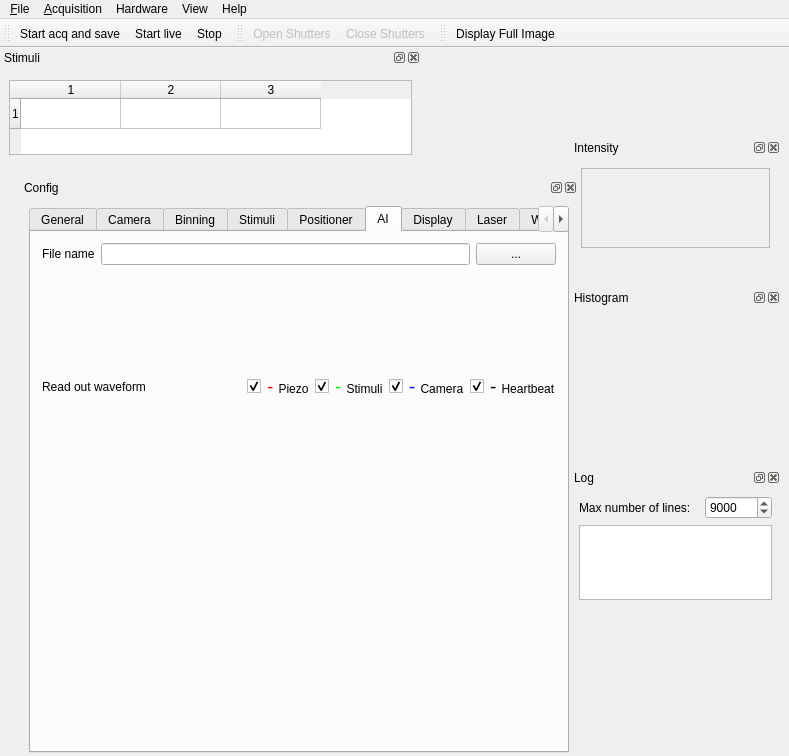
This is Imagine/imagine.ui in HolyLab/Imagine as Qt 5 draws it before an edit. The edited form follows.
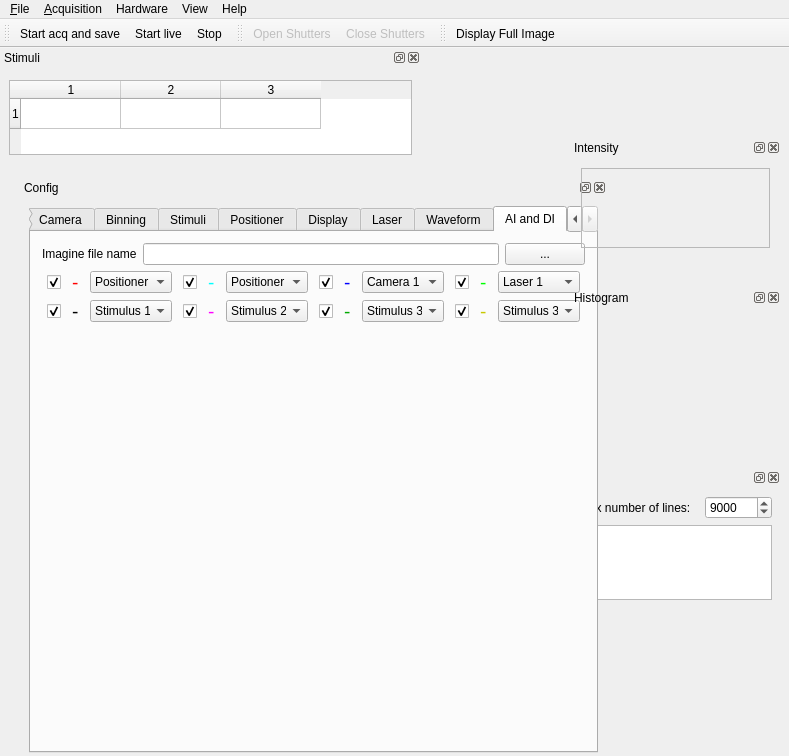
This is the edited form. The open tabs and pages were chosen to show the change. Icons and pictures are not drawn. Custom widgets are drawn as their Qt base class.

```diff
--- a/Imagine/imagine.ui
+++ b/Imagine/imagine.ui
@@ -173,13 +173,13 @@
      <rect>
       <x>20</x>
       <y>130</y>
-      <width>551</width>
+      <width>587</width>
       <height>612</height>
      </rect>
     </property>
     <property name="minimumSize">
      <size>
-      <width>551</width>
+      <width>587</width>
       <height>532</height>
      </size>
     </property>
@@ -1756,150 +1756,6 @@
           </property>
          </widget>
         </widget>
-        <widget class="QWidget" name="tabAI">
-         <property name="maximumSize">
-          <size>
-           <width>65536</width>
-           <height>65536</height>
-          </size>
-         </property>
-         <attribute name="title">
-          <string>AI</string>
-         </attribute>
-         <layout class="QVBoxLayout" name="verticalLayout_7">
-          <item>
-           <layout class="QHBoxLayout" name="horizontalLayout_5">
-            <item>
-             <widget class="QLabel" name="label_38">
-              <property name="text">
-               <string>File name</string>
-              </property>
-             </widget>
-            </item>
-            <item>
-             <widget class="QLineEdit" name="lineEditReadWaveformFile"/>
-            </item>
-            <item>
-             <widget class="QPushButton" name="btnReadAiWavOpen">
-              <property name="text">
-               <string>...</string>
-              </property>
-             </widget>
-            </item>
-           </layout>
-          </item>
-          <item>
-           <layout class="QHBoxLayout" name="horizontalLayout_10">
-            <item>
-             <widget class="QLabel" name="label_52">
-              <property name="text">
-               <string>Read out waveform</string>
-              </property>
-             </widget>
-            </item>
-            <item>
-             <spacer name="horizontalSpacer_11">
-              <property name="orientation">
-               <enum>Qt::Horizontal</enum>
-              </property>
-              <property name="sizeHint" stdset="0">
-               <size>
-                <width>40</width>
-                <height>20</height>
-               </size>
-              </property>
-             </spacer>
-            </item>
-            <item>
-             <widget class="QCheckBox" name="cbPiezoReadWav">
-              <property name="text">
-               <string/>
-              </property>
-              <property name="checked">
-               <bool>true</bool>
-              </property>
-             </widget>
-            </item>
-            <item>
-             <widget class="QLabel" name="label_53">
-              <property name="text">
-               <string>&lt;html&gt;&lt;head/&gt;&lt;body&gt;&lt;p&gt;&lt;span style=&quot; font-size:14pt; color:#ff0000;&quot;&gt;- &lt;/span&gt;&lt;span style=&quot; color:#000000;&quot;&gt;Piezo&lt;/span&gt;&lt;/p&gt;&lt;/body&gt;&lt;/html&gt;</string>
-              </property>
-             </widget>
-            </item>
-            <item>
-             <widget class="QCheckBox" name="cbStimuliReadWav">
-              <property name="text">
-               <string/>
-              </property>
-              <property name="checked">
-               <bool>true</bool>
-              </property>
-             </widget>
-            </item>
-            <item>
-             <widget class="QLabel" name="label_54">
-              <property name="text">
-               <string>&lt;html&gt;&lt;head/&gt;&lt;body&gt;&lt;p&gt;&lt;span style=&quot; font-size:14pt; color:#00ff00;&quot;&gt;- &lt;/span&gt;&lt;span style=&quot; color:#000000;&quot;&gt;Stimuli&lt;/span&gt;&lt;/p&gt;&lt;/body&gt;&lt;/html&gt;</string>
-              </property>
-             </widget>
-            </item>
-            <item>
-             <widget class="QCheckBox" name="cbCameraReadWav">
-              <property name="text">
-               <string/>
-              </property>
-              <property name="checked">
-               <bool>true</bool>
-              </property>
-             </widget>
-            </item>
-            <item>
-             <widget class="QLabel" name="label_55">
-              <property name="text">
-               <string>&lt;html&gt;&lt;head/&gt;&lt;body&gt;&lt;p&gt;&lt;span style=&quot; font-size:14pt; color:#0000ff;&quot;&gt;- &lt;/span&gt;&lt;span style=&quot; color:#000000;&quot;&gt;Camera&lt;/span&gt;&lt;/p&gt;&lt;/body&gt;&lt;/html&gt;</string>
-              </property>
-             </widget>
-            </item>
-            <item>
-             <widget class="QCheckBox" name="cbHeartReadWav">
-              <property name="text">
-               <string/>
-              </property>
-              <property name="checked">
-               <bool>true</bool>
-              </property>
-             </widget>
-            </item>
-            <item>
-             <widget class="QLabel" name="label_56">
-              <property name="text">
-               <string>&lt;html&gt;&lt;head/&gt;&lt;body&gt;&lt;p&gt;&lt;span style=&quot; font-size:14pt; color:#000000;&quot;&gt;- &lt;/span&gt;&lt;span style=&quot; color:#000000;&quot;&gt;Heartbeat&lt;/span&gt;&lt;/p&gt;&lt;/body&gt;&lt;/html&gt;</string>
-              </property>
-             </widget>
-            </item>
-           </layout>
-          </item>
-          <item>
-           <widget class="QWidget" name="widgetReadWav" native="true">
-            <layout class="QHBoxLayout" name="readWavLayout">
-             <property name="leftMargin">
-              <number>0</number>
-             </property>
-             <property name="topMargin">
-              <number>0</number>
-             </property>
-             <property name="rightMargin">
-              <number>0</number>
-             </property>
-             <property name="bottomMargin">
-              <number>0</number>
-             </property>
-            </layout>
-           </widget>
-          </item>
-         </layout>
-        </widget>
         <widget class="QWidget" name="tabDisplay">
          <attribute name="title">
           <string>Display</string>
@@ -4151,6 +4007,902 @@
           </item>
          </layout>
         </widget>
+        <widget class="QWidget" name="tabAI">
+         <property name="maximumSize">
+          <size>
+           <width>65536</width>
+           <height>65536</height>
+          </size>
+         </property>
+         <attribute name="title">
+          <string>AI and DI</string>
+         </attribute>
+         <layout class="QVBoxLayout" name="verticalLayout_7">
+          <item>
+           <layout class="QVBoxLayout" name="verticalLayout_11">
+            <item>
+             <layout class="QHBoxLayout" name="horizontalLayout_5">
+              <item>
+               <widget class="QLabel" name="label_38">
+                <property name="text">
+                 <string>Imagine file name</string>
+                </property>
+               </widget>
+              </item>
+              <item>
+               <widget class="QLineEdit" name="lineEditReadWaveformFile"/>
+              </item>
+              <item>
+               <widget class="QPushButton" name="btnReadAiWavOpen">
+                <property name="text">
+                 <string>...</string>
+                </property>
+               </widget>
+              </item>
+             </layout>
+            </item>
+           </layout>
+          </item>
+          <item>
+           <layout class="QGridLayout" name="gridLayout_3">
+            <item row="0" column="7">
+             <widget class="QLabel" name="label_65">
+              <property name="sizePolicy">
+               <sizepolicy hsizetype="Fixed" vsizetype="Preferred">
+                <horstretch>0</horstretch>
+                <verstretch>0</verstretch>
+               </sizepolicy>
+              </property>
+              <property name="text">
+               <string>&lt;html&gt;&lt;head/&gt;&lt;body&gt;&lt;p&gt;&lt;span style=&quot; font-size:14pt; color:#0000ff;&quot;&gt;-&lt;/span&gt;&lt;/p&gt;&lt;/body&gt;&lt;/html&gt;</string>
+              </property>
+             </widget>
+            </item>
+            <item row="0" column="10">
+             <widget class="QLabel" name="label_66">
+              <property name="sizePolicy">
+               <sizepolicy hsizetype="Fixed" vsizetype="Preferred">
+                <horstretch>0</horstretch>
+                <verstretch>0</verstretch>
+               </sizepolicy>
+              </property>
+              <property name="text">
+               <string>&lt;html&gt;&lt;head/&gt;&lt;body&gt;&lt;p&gt;&lt;span style=&quot; font-size:14pt; color:#00ff00;&quot;&gt;-&lt;/span&gt;&lt;/p&gt;&lt;/body&gt;&lt;/html&gt;</string>
+              </property>
+             </widget>
+            </item>
+            <item row="1" column="4">
+             <widget class="QLabel" name="label_51">
+              <property name="text">
+               <string>&lt;html&gt;&lt;head/&gt;&lt;body&gt;&lt;p&gt;&lt;span style=&quot; font-size:14pt; color:#ff00ff;&quot;&gt;-&lt;/span&gt;&lt;/p&gt;&lt;/body&gt;&lt;/html&gt;</string>
+              </property>
+             </widget>
+            </item>
+            <item row="1" column="1">
+             <widget class="QLabel" name="label_67">
+              <property name="text">
+               <string>&lt;html&gt;&lt;head/&gt;&lt;body&gt;&lt;p&gt;&lt;span style=&quot; font-size:14pt; color:#000000;&quot;&gt;-&lt;/span&gt;&lt;/p&gt;&lt;/body&gt;&lt;/html&gt;</string>
+              </property>
+             </widget>
+            </item>
+            <item row="1" column="7">
+             <widget class="QLabel" name="label_68">
+              <property name="text">
+               <string>&lt;html&gt;&lt;head/&gt;&lt;body&gt;&lt;p&gt;&lt;span style=&quot; font-size:14pt; color:#00aa00;&quot;&gt;-&lt;/span&gt;&lt;/p&gt;&lt;/body&gt;&lt;/html&gt;</string>
+              </property>
+             </widget>
+            </item>
+            <item row="1" column="10">
+             <widget class="QLabel" name="label_70">
+              <property name="text">
+               <string>&lt;html&gt;&lt;head/&gt;&lt;body&gt;&lt;p&gt;&lt;span style=&quot; font-size:14pt; color:#c8c800;&quot;&gt;-&lt;/span&gt;&lt;/p&gt;&lt;/body&gt;&lt;/html&gt;</string>
+              </property>
+             </widget>
+            </item>
+            <item row="0" column="2">
+             <widget class="QComboBox" name="comboBoxAI0">
+              <property name="sizePolicy">
+               <sizepolicy hsizetype="Maximum" vsizetype="Fixed">
+                <horstretch>0</horstretch>
+                <verstretch>0</verstretch>
+               </sizepolicy>
+              </property>
+              <property name="maximumSize">
+               <size>
+                <width>82</width>
+                <height>16777215</height>
+               </size>
+              </property>
+              <property name="editable">
+               <bool>false</bool>
+              </property>
+              <item>
+               <property name="text">
+                <string>Positioner 1</string>
+               </property>
+              </item>
+              <item>
+               <property name="text">
+                <string>Positioner 2</string>
+               </property>
+              </item>
+             </widget>
+            </item>
+            <item row="0" column="1">
+             <widget class="QLabel" name="label_62">
+              <property name="sizePolicy">
+               <sizepolicy hsizetype="Fixed" vsizetype="Preferred">
+                <horstretch>0</horstretch>
+                <verstretch>0</verstretch>
+               </sizepolicy>
+              </property>
+              <property name="text">
+               <string>&lt;html&gt;&lt;head/&gt;&lt;body&gt;&lt;p&gt;&lt;span style=&quot; font-size:14pt; color:#ff0000;&quot;&gt;-&lt;/span&gt;&lt;/p&gt;&lt;/body&gt;&lt;/html&gt;</string>
+              </property>
+             </widget>
+            </item>
+            <item row="0" column="4">
+             <widget class="QLabel" name="label_50">
+              <property name="sizePolicy">
+               <sizepolicy hsizetype="Fixed" vsizetype="Preferred">
+                <horstretch>0</horstretch>
+                <verstretch>0</verstretch>
+               </sizepolicy>
+              </property>
+              <property name="text">
+               <string>&lt;html&gt;&lt;head/&gt;&lt;body&gt;&lt;p&gt;&lt;span style=&quot; font-size:14pt; color:#00ffff;&quot;&gt;-&lt;/span&gt;&lt;/p&gt;&lt;/body&gt;&lt;/html&gt;</string>
+              </property>
+             </widget>
+            </item>
+            <item row="0" column="0">
+             <widget class="QCheckBox" name="cbAI0Wav">
+              <property name="sizePolicy">
+               <sizepolicy hsizetype="Maximum" vsizetype="Fixed">
+                <horstretch>0</horstretch>
+                <verstretch>0</verstretch>
+               </sizepolicy>
+              </property>
+              <property name="layoutDirection">
+               <enum>Qt::RightToLeft</enum>
+              </property>
+              <property name="text">
+               <string/>
+              </property>
+              <property name="checked">
+               <bool>true</bool>
+              </property>
+             </widget>
+            </item>
+            <item row="0" column="3">
+             <widget class="QCheckBox" name="cbAI1Wav">
+              <property name="sizePolicy">
+               <sizepolicy hsizetype="Fixed" vsizetype="Fixed">
+                <horstretch>0</horstretch>
+                <verstretch>0</verstretch>
+               </sizepolicy>
+              </property>
+              <property name="layoutDirection">
+               <enum>Qt::RightToLeft</enum>
+              </property>
+              <property name="text">
+               <string/>
+              </property>
+              <property name="checked">
+               <bool>true</bool>
+              </property>
+             </widget>
+            </item>
+            <item row="0" column="5">
+             <widget class="QComboBox" name="comboBoxAI1">
+              <property name="sizePolicy">
+               <sizepolicy hsizetype="Maximum" vsizetype="Fixed">
+                <horstretch>0</horstretch>
+                <verstretch>0</verstretch>
+               </sizepolicy>
+              </property>
+              <property name="maximumSize">
+               <size>
+                <width>82</width>
+                <height>16777215</height>
+               </size>
+              </property>
+              <property name="currentIndex">
+               <number>1</number>
+              </property>
+              <item>
+               <property name="text">
+                <string>Positioner 1</string>
+               </property>
+              </item>
+              <item>
+               <property name="text">
+                <string>Positioner 2</string>
+               </property>
+              </item>
+             </widget>
+            </item>
+            <item row="0" column="6">
+             <widget class="QCheckBox" name="cbDI0Wav">
+              <property name="sizePolicy">
+               <sizepolicy hsizetype="Fixed" vsizetype="Fixed">
+                <horstretch>0</horstretch>
+                <verstretch>0</verstretch>
+               </sizepolicy>
+              </property>
+              <property name="layoutDirection">
+               <enum>Qt::RightToLeft</enum>
+              </property>
+              <property name="text">
+               <string/>
+              </property>
+              <property name="checked">
+               <bool>true</bool>
+              </property>
+             </widget>
+            </item>
+            <item row="0" column="8">
+             <widget class="QComboBox" name="comboBoxDI0">
+              <property name="sizePolicy">
+               <sizepolicy hsizetype="Maximum" vsizetype="Fixed">
+                <horstretch>0</horstretch>
+                <verstretch>0</verstretch>
+               </sizepolicy>
+              </property>
+              <property name="maximumSize">
+               <size>
+                <width>82</width>
+                <height>16777215</height>
+               </size>
+              </property>
+              <property name="currentIndex">
+               <number>0</number>
+              </property>
+              <item>
+               <property name="text">
+                <string>Camera 1</string>
+               </property>
+              </item>
+              <item>
+               <property name="text">
+                <string>Camera 2</string>
+               </property>
+              </item>
+              <item>
+               <property name="text">
+                <string>Laser 1</string>
+               </property>
+              </item>
+              <item>
+               <property name="text">
+                <string>Laser 2</string>
+               </property>
+              </item>
+              <item>
+               <property name="text">
+                <string>Laser 3</string>
+               </property>
+              </item>
+              <item>
+               <property name="text">
+                <string>Laser 4</string>
+               </property>
+              </item>
+              <item>
+               <property name="text">
+                <string>Laser 5</string>
+               </property>
+              </item>
+              <item>
+               <property name="text">
+                <string>Stimulus 1</string>
+               </property>
+              </item>
+              <item>
+               <property name="text">
+                <string>Stimulus 2</string>
+               </property>
+              </item>
+              <item>
+               <property name="text">
+                <string>Stimulus 3</string>
+               </property>
+              </item>
+              <item>
+               <property name="text">
+                <string>Stimulus 4</string>
+               </property>
+              </item>
+              <item>
+               <property name="text">
+                <string>Stimulus 5</string>
+               </property>
+              </item>
+              <item>
+               <property name="text">
+                <string>Stimulus 6</string>
+               </property>
+              </item>
+              <item>
+               <property name="text">
+                <string>Stimulus 7</string>
+               </property>
+              </item>
+              <item>
+               <property name="text">
+                <string>Stimulus 8</string>
+               </property>
+              </item>
+             </widget>
+            </item>
+            <item row="0" column="9">
+             <widget class="QCheckBox" name="cbDI1Wav">
+              <property name="sizePolicy">
+               <sizepolicy hsizetype="Maximum" vsizetype="Fixed">
+                <horstretch>0</horstretch>
+                <verstretch>0</verstretch>
+               </sizepolicy>
+              </property>
+              <property name="layoutDirection">
+               <enum>Qt::RightToLeft</enum>
+              </property>
+              <property name="text">
+               <string/>
+              </property>
+              <property name="checked">
+               <bool>true</bool>
+              </property>
+             </widget>
+            </item>
+            <item row="0" column="11">
+             <widget class="QComboBox" name="comboBoxDI1">
+              <property name="sizePolicy">
+               <sizepolicy hsizetype="Maximum" vsizetype="Fixed">
+                <horstretch>0</horstretch>
+                <verstretch>0</verstretch>
+               </sizepolicy>
+              </property>
+              <property name="maximumSize">
+               <size>
+                <width>82</width>
+                <height>16777215</height>
+               </size>
+              </property>
+              <property name="currentIndex">
+               <number>2</number>
+              </property>
+              <item>
+               <property name="text">
+                <string>Camera 1</string>
+               </property>
+              </item>
+              <item>
+               <property name="text">
+                <string>Camera 2</string>
+               </property>
+              </item>
+              <item>
+               <property name="text">
+                <string>Laser 1</string>
+               </property>
+              </item>
+              <item>
+               <property name="text">
+                <string>Laser 2</string>
+               </property>
+              </item>
+              <item>
+               <property name="text">
+                <string>Laser 3</string>
+               </property>
+              </item>
+              <item>
+               <property name="text">
+                <string>Laser 4</string>
+               </property>
+              </item>
+              <item>
+               <property name="text">
+                <string>Laser 5</string>
+               </property>
+              </item>
+              <item>
+               <property name="text">
+                <string>Stimulus 1</string>
+               </property>
+              </item>
+              <item>
+               <property name="text">
+                <string>Stimulus 2</string>
+               </property>
+              </item>
+              <item>
+               <property name="text">
+                <string>Stimulus 3</string>
+               </property>
+              </item>
+              <item>
+               <property name="text">
+                <string>Stimulus 4</string>
+               </property>
+              </item>
+              <item>
+               <property name="text">
+                <string>Stimulus 5</string>
+               </property>
+              </item>
+              <item>
+               <property name="text">
+                <string>Stimulus 6</string>
+               </property>
+              </item>
+              <item>
+               <property name="text">
+                <string>Stimulus 7</string>
+               </property>
+              </item>
+              <item>
+               <property name="text">
+                <string>Stimulus 8</string>
+               </property>
+              </item>
+             </widget>
+            </item>
+            <item row="1" column="0">
+             <widget class="QCheckBox" name="cbDI2Wav">
+              <property name="sizePolicy">
+               <sizepolicy hsizetype="Maximum" vsizetype="Fixed">
+                <horstretch>0</horstretch>
+                <verstretch>0</verstretch>
+               </sizepolicy>
+              </property>
+              <property name="layoutDirection">
+               <enum>Qt::RightToLeft</enum>
+              </property>
+              <property name="text">
+               <string/>
+              </property>
+              <property name="checked">
+               <bool>true</bool>
+              </property>
+             </widget>
+            </item>
+            <item row="1" column="2">
+             <widget class="QComboBox" name="comboBoxDI2">
+              <property name="sizePolicy">
+               <sizepolicy hsizetype="Maximum" vsizetype="Fixed">
+                <horstretch>0</horstretch>
+                <verstretch>0</verstretch>
+               </sizepolicy>
+              </property>
+              <property name="maximumSize">
+               <size>
+                <width>82</width>
+                <height>16777215</height>
+               </size>
+              </property>
+              <property name="currentIndex">
+               <number>7</number>
+              </property>
+              <item>
+               <property name="text">
+                <string>Camera 1</string>
+               </property>
+              </item>
+              <item>
+               <property name="text">
+                <string>Camera 2</string>
+               </property>
+              </item>
+              <item>
+               <property name="text">
+                <string>Laser 1</string>
+               </property>
+              </item>
+              <item>
+               <property name="text">
+                <string>Laser 2</string>
+               </property>
+              </item>
+              <item>
+               <property name="text">
+                <string>Laser 3</string>
+               </property>
+              </item>
+              <item>
+               <property name="text">
+                <string>Laser 4</string>
+               </property>
+              </item>
+              <item>
+               <property name="text">
+                <string>Laser 5</string>
+               </property>
+              </item>
+              <item>
+               <property name="text">
+                <string>Stimulus 1</string>
+               </property>
+              </item>
+              <item>
+               <property name="text">
+                <string>Stimulus 2</string>
+               </property>
+              </item>
+              <item>
+               <property name="text">
+                <string>Stimulus 3</string>
+               </property>
+              </item>
+              <item>
+               <property name="text">
+                <string>Stimulus 4</string>
+               </property>
+              </item>
+              <item>
+               <property name="text">
+                <string>Stimulus 5</string>
+               </property>
+              </item>
+              <item>
+               <property name="text">
+                <string>Stimulus 6</string>
+               </property>
+              </item>
+              <item>
+               <property name="text">
+                <string>Stimulus 7</string>
+               </property>
+              </item>
+              <item>
+               <property name="text">
+                <string>Stimulus 8</string>
+               </property>
+              </item>
+             </widget>
+            </item>
+            <item row="1" column="3">
+             <widget class="QCheckBox" name="cbDI3Wav">
+              <property name="layoutDirection">
+               <enum>Qt::RightToLeft</enum>
+              </property>
+              <property name="text">
+               <string/>
+              </property>
+              <property name="checked">
+               <bool>true</bool>
+              </property>
+             </widget>
+            </item>
+            <item row="1" column="5">
+             <widget class="QComboBox" name="comboBoxDI3">
+              <property name="sizePolicy">
+               <sizepolicy hsizetype="Maximum" vsizetype="Fixed">
+                <horstretch>0</horstretch>
+                <verstretch>0</verstretch>
+               </sizepolicy>
+              </property>
+              <property name="maximumSize">
+               <size>
+                <width>82</width>
+                <height>16777215</height>
+               </size>
+              </property>
+              <property name="currentIndex">
+               <number>8</number>
+              </property>
+              <item>
+               <property name="text">
+                <string>Camera 1</string>
+               </property>
+              </item>
+              <item>
+               <property name="text">
+                <string>Camera 2</string>
+               </property>
+              </item>
+              <item>
+               <property name="text">
+                <string>Laser 1</string>
+               </property>
+              </item>
+              <item>
+               <property name="text">
+                <string>Laser 2</string>
+               </property>
+              </item>
+              <item>
+               <property name="text">
+                <string>Laser 3</string>
+               </property>
+              </item>
+              <item>
+               <property name="text">
+                <string>Laser 4</string>
+               </property>
+              </item>
+              <item>
+               <property name="text">
+                <string>Laser 5</string>
+               </property>
+              </item>
+              <item>
+               <property name="text">
+                <string>Stimulus 1</string>
+               </property>
+              </item>
+              <item>
+               <property name="text">
+                <string>Stimulus 2</string>
+               </property>
+              </item>
+              <item>
+               <property name="text">
+                <string>Stimulus 3</string>
+               </property>
+              </item>
+              <item>
+               <property name="text">
+                <string>Stimulus 4</string>
+               </property>
+              </item>
+              <item>
+               <property name="text">
+                <string>Stimulus 5</string>
+               </property>
+              </item>
+              <item>
+               <property name="text">
+                <string>Stimulus 6</string>
+               </property>
+              </item>
+              <item>
+               <property name="text">
+                <string>Stimulus 7</string>
+               </property>
+              </item>
+              <item>
+               <property name="text">
+                <string>Stimulus 8</string>
+               </property>
+              </item>
+             </widget>
+            </item>
+            <item row="1" column="6">
+             <widget class="QCheckBox" name="cbDI4Wav">
+              <property name="layoutDirection">
+               <enum>Qt::RightToLeft</enum>
+              </property>
+              <property name="text">
+               <string/>
+              </property>
+              <property name="checked">
+               <bool>true</bool>
+              </property>
+             </widget>
+            </item>
+            <item row="1" column="8">
+             <widget class="QComboBox" name="comboBoxDI4">
+              <property name="sizePolicy">
+               <sizepolicy hsizetype="Maximum" vsizetype="Fixed">
+                <horstretch>0</horstretch>
+                <verstretch>0</verstretch>
+               </sizepolicy>
+              </property>
+              <property name="maximumSize">
+               <size>
+                <width>82</width>
+                <height>16777215</height>
+               </size>
+              </property>
+              <property name="currentIndex">
+               <number>9</number>
+              </property>
+              <item>
+               <property name="text">
+                <string>Camera 1</string>
+               </property>
+              </item>
+              <item>
+               <property name="text">
+                <string>Camera 2</string>
+               </property>
+              </item>
+              <item>
+               <property name="text">
+                <string>Laser 1</string>
+               </property>
+              </item>
+              <item>
+               <property name="text">
+                <string>Laser 2</string>
+               </property>
+              </item>
+              <item>
+               <property name="text">
+                <string>Laser 3</string>
+               </property>
+              </item>
+              <item>
+               <property name="text">
+                <string>Laser 4</string>
+               </property>
+              </item>
+              <item>
+               <property name="text">
+                <string>Laser 5</string>
+               </property>
+              </item>
+              <item>
+               <property name="text">
+                <string>Stimulus 1</string>
+               </property>
+              </item>
+              <item>
+               <property name="text">
+                <string>Stimulus 2</string>
+               </property>
+              </item>
+              <item>
+               <property name="text">
+                <string>Stimulus 3</string>
+               </property>
+              </item>
+              <item>
+               <property name="text">
+                <string>Stimulus 4</string>
+               </property>
+              </item>
+              <item>
+               <property name="text">
+                <string>Stimulus 5</string>
+               </property>
+              </item>
+              <item>
+               <property name="text">
+                <string>Stimulus 6</string>
+               </property>
+              </item>
+              <item>
+               <property name="text">
+                <string>Stimulus 7</string>
+               </property>
+              </item>
+              <item>
+               <property name="text">
+                <string>Stimulus 8</string>
+               </property>
+              </item>
+             </widget>
+            </item>
+            <item row="1" column="9">
+             <widget class="QCheckBox" name="cbDI5Wav">
+              <property name="layoutDirection">
+               <enum>Qt::RightToLeft</enum>
+              </property>
+              <property name="text">
+               <string/>
+              </property>
+              <property name="checked">
+               <bool>true</bool>
+              </property>
+             </widget>
+            </item>
+            <item row="1" column="11">
+             <widget class="QComboBox" name="comboBoxDI5">
+              <property name="sizePolicy">
+               <sizepolicy hsizetype="Maximum" vsizetype="Fixed">
+                <horstretch>0</horstretch>
+                <verstretch>0</verstretch>
+               </sizepolicy>
+              </property>
+              <property name="maximumSize">
+               <size>
+                <width>82</width>
+                <height>16777215</height>
+               </size>
+              </property>
+              <property name="currentIndex">
+               <number>9</number>
+              </property>
+              <item>
+               <property name="text">
+                <string>Camera 1</string>
+               </property>
+              </item>
+              <item>
+               <property name="text">
+                <string>Camera 2</string>
+               </property>
+              </item>
+              <item>
+               <property name="text">
+                <string>Laser 1</string>
+               </property>
+              </item>
+              <item>
+               <property name="text">
+                <string>Laser 2</string>
+               </property>
+              </item>
+              <item>
+               <property name="text">
+                <string>Laser 3</string>
+               </property>
+              </item>
+              <item>
+               <property name="text">
+                <string>Laser 4</string>
+               </property>
+              </item>
+              <item>
+               <property name="text">
+                <string>Laser 5</string>
+               </property>
+              </item>
+              <item>
+               <property name="text">
+                <string>Stimulus 1</string>
+               </property>
+              </item>
+              <item>
+               <property name="text">
+                <string>Stimulus 2</string>
+               </property>
+              </item>
+              <item>
+               <property name="text">
+                <string>Stimulus 3</string>
+               </property>
+              </item>
+              <item>
+               <property name="text">
+                <string>Stimulus 4</string>
+               </property>
+              </item>
+              <item>
+               <property name="text">
+                <string>Stimulus 5</string>
+               </property>
+              </item>
+              <item>
+               <property name="text">
+                <string>Stimulus 6</string>
+               </property>
+              </item>
+              <item>
+               <property name="text">
+                <string>Stimulus 7</string>
+               </property>
+              </item>
+              <item>
+               <property name="text">
+                <string>Stimulus 8</string>
+               </property>
+              </item>
+             </widget>
+            </item>
+           </layout>
+          </item>
+          <item>
+           <widget class="QWidget" name="widgetReadWav" native="true">
+            <layout class="QHBoxLayout" name="readWavLayout">
+             <property name="leftMargin">
+              <number>0</number>
+             </property>
+             <property name="topMargin">
+              <number>0</number>
+             </property>
+             <property name="rightMargin">
+              <number>0</number>
+             </property>
+             <property name="bottomMargin">
+              <number>0</number>
+             </property>
+            </layout>
+           </widget>
+          </item>
+         </layout>
+        </widget>
        </widget>
       </item>
       <item>
```
Left out of the diff: 776 changed lines with no effect on the pictures.
